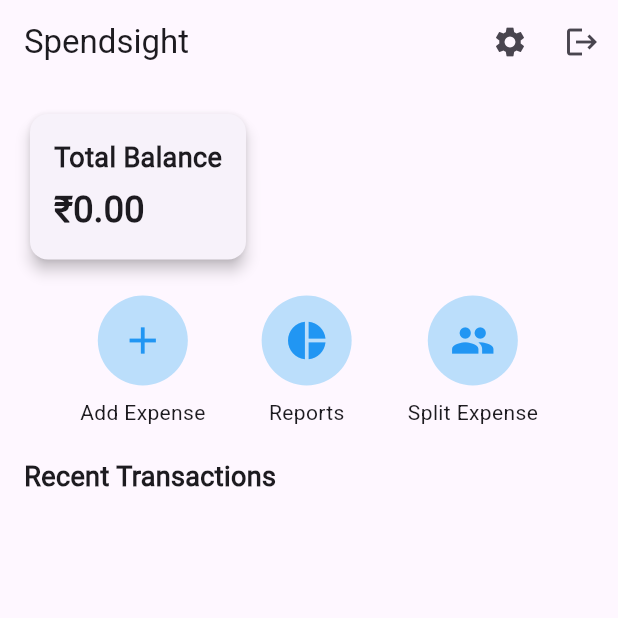
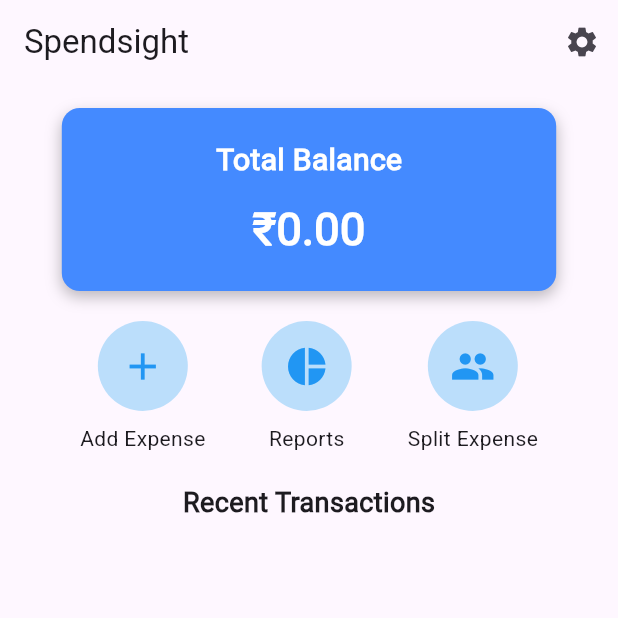
Before and after one commit to SanghaviPrachi/expensemanager2025_2, a Flutter app: the HomeScreen screen opened directly, on a phone screen of 412 x 824 dp, the top half of it. Run offline on Flutter 3.47's test engine with Material 3 defaults, Android fonts, the light colour scheme and no system bars; our stand-ins replace cloud_firestore, firebase_auth, firebase_core, fl_chart, pdf, share_plus; accounts and stored records are empty; network calls fail.

Commit message:
home screen set

```diff
--- a/lib/screens/home_screen.dart
+++ b/lib/screens/home_screen.dart
@@ -2,8 +2,10 @@ import 'package:flutter/material.dart';
 import 'package:cloud_firestore/cloud_firestore.dart';
 import 'package:firebase_auth/firebase_auth.dart';
 import 'add_expense_screen.dart';
-import 'reports_screen.dart'; // ✅ Import the Reports screen
-import 'split_expense_screen.dart'; // ✅ Import the Split Expense screen
+import 'reports_screen.dart';
+import 'split_expense_screen.dart';
+import 'settings_screen.dart';
+import 'login_screen.dart';
 
 class HomeScreen extends StatefulWidget {
   @override
@@ -69,45 +71,63 @@ class _HomeScreenState extends State<HomeScreen> {
           IconButton(
             icon: Icon(Icons.settings),
             onPressed: () {
-              // Navigate to Settings screen (to be implemented)
+              Navigator.push(
+                  context,
+                  MaterialPageRoute(
+                      builder: (context) => SettingsScreen()));
             },
           ),
-          IconButton(
-            icon: Icon(Icons.logout),
-            onPressed: () async {
-              await FirebaseAuth.instance.signOut();
-              Navigator.pushReplacementNamed(context, "/login");
-            },
-          ),
+
         ],
       ),
       body: Padding(
         padding: EdgeInsets.all(16.0),
         child: Column(
-          crossAxisAlignment: CrossAxisAlignment.start,
+          crossAxisAlignment: CrossAxisAlignment.center,
           children: [
-            // Total Balance
-            Card(
-              elevation: 4,
-              shape: RoundedRectangleBorder(
-                  borderRadius: BorderRadius.circular(12)),
-              child: Padding(
-                padding: EdgeInsets.all(16),
+            Center(
+              child: Container(
+                width: MediaQuery.of(context).size.width * 0.8,
+                constraints: BoxConstraints(
+                  minHeight: 100,
+                ),
+                decoration: BoxDecoration(
+                  color: Colors.blueAccent,
+                  borderRadius: BorderRadius.circular(12),
+                  boxShadow: [
+                    BoxShadow(
+                      color: Colors.black26,
+                      blurRadius: 8,
+                      offset: Offset(0, 4),
+                    ),
+                  ],
+                ),
+                padding: EdgeInsets.all(20),
                 child: Column(
-                  crossAxisAlignment: CrossAxisAlignment.start,
+                  crossAxisAlignment: CrossAxisAlignment.center,
                   children: [
-                    Text("Total Balance",
-                        style: TextStyle(fontSize: 18, fontWeight: FontWeight.bold)),
-                    SizedBox(height: 5),
-                    Text("₹${totalBalance.toStringAsFixed(2)}",
-                        style: TextStyle(fontSize: 24, fontWeight: FontWeight.w600)),
+                    Text(
+                      "Total Balance",
+                      style: TextStyle(
+                        fontSize: 20,
+                        fontWeight: FontWeight.bold,
+                        color: Colors.white,
+                      ),
+                    ),
+                    SizedBox(height: 10),
+                    Text(
+                      "₹${totalBalance.toStringAsFixed(2)}",
+                      style: TextStyle(
+                        fontSize: 30,
+                        fontWeight: FontWeight.w600,
+                        color: Colors.white,
+                      ),
+                    ),
                   ],
                 ),
               ),
             ),
             SizedBox(height: 20),
-
-            // Quick Actions
             Row(
               mainAxisAlignment: MainAxisAlignment.spaceEvenly,
               children: [
@@ -118,14 +138,12 @@ class _HomeScreenState extends State<HomeScreen> {
                           builder: (context) => AddExpenseScreen()));
                 }),
                 _buildActionButton(Icons.pie_chart, "Reports", () {
-                  // ✅ Navigate to Reports Screen
                   Navigator.push(
                       context,
                       MaterialPageRoute(
                           builder: (context) => ReportsScreen()));
                 }),
                 _buildActionButton(Icons.group, "Split Expense", () {
-                  // ✅ Navigate to Split Expense Screen
                   Navigator.push(
                       context,
                       MaterialPageRoute(
@@ -134,19 +152,16 @@ class _HomeScreenState extends State<HomeScreen> {
               ],
             ),
             SizedBox(height: 20),
-
-            // Recent Transactions
             Text("Recent Transactions",
                 style: TextStyle(fontSize: 18, fontWeight: FontWeight.bold)),
-
             Expanded(
               child: ListView.builder(
                 itemCount: expenses.length,
                 itemBuilder: (context, index) {
                   var expense = expenses[index];
                   return Dismissible(
-                    key: Key(expense['id']), // Unique key for each item
-                    direction: DismissDirection.endToStart, // Swipe from right to left
+                    key: Key(expense['id']),
+                    direction: DismissDirection.endToStart,
                     background: Container(
                       alignment: Alignment.centerRight,
                       padding: EdgeInsets.only(right: 20),
@@ -154,7 +169,7 @@ class _HomeScreenState extends State<HomeScreen> {
                       child: Icon(Icons.delete, color: Colors.white),
                     ),
                     onDismissed: (direction) {
-                      _deleteExpense(expense['id']); // Delete on swipe
+                      _deleteExpense(expense['id']);
                     },
                     child: _buildTransactionItem(
                         expense['title'],
```
Also changed, not shown: lib/screens/account_info_screen.dart (added, +73 -0 lines), lib/screens/login_screen.dart (+8 -0 lines), lib/screens/profile_edit_screen.dart (added, +78 -0 lines), lib/screens/settings_screen.dart (added, +51 -0 lines), 1 other file.
